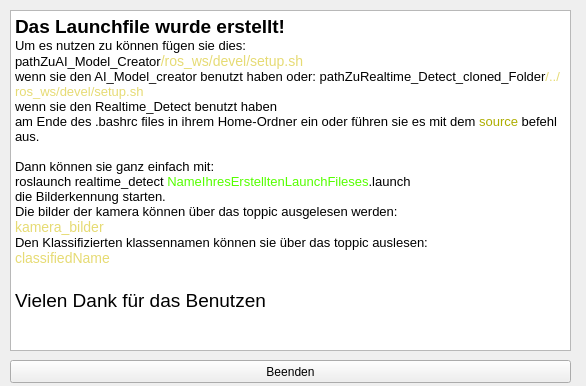
This is QtGui/Finishwindow.ui in JonasMayerDev/Realtime_Detect as Qt 5 draws it before an edit. The edited form follows.
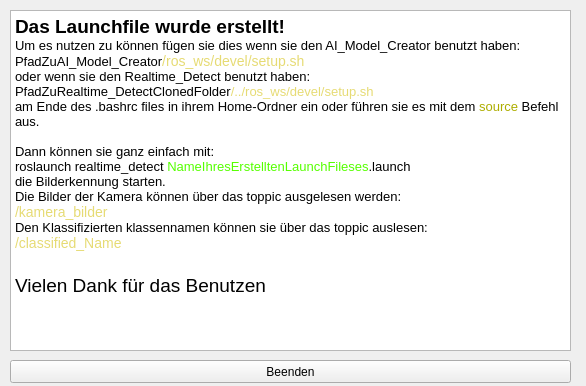
This is the edited form.

```diff
--- a/QtGui/Finishwindow.ui
+++ b/QtGui/Finishwindow.ui
@@ -29,19 +29,19 @@
 p, li { white-space: pre-wrap; }
 &lt;/style&gt;&lt;/head&gt;&lt;body style=&quot; font-family:'Sans Serif'; font-size:9pt; font-weight:400; font-style:normal;&quot;&gt;
 &lt;p style=&quot; margin-top:0px; margin-bottom:0px; margin-left:0px; margin-right:0px; -qt-block-indent:0; text-indent:0px;&quot;&gt;&lt;span style=&quot; font-size:14pt; font-weight:600;&quot;&gt;Das Launchfile wurde erstellt!&lt;/span&gt;&lt;/p&gt;
-&lt;p style=&quot; margin-top:0px; margin-bottom:0px; margin-left:0px; margin-right:0px; -qt-block-indent:0; text-indent:0px;&quot;&gt;&lt;span style=&quot; font-size:10pt;&quot;&gt;Um es nutzen zu können fügen sie dies:&lt;/span&gt;&lt;/p&gt;
-&lt;p style=&quot; margin-top:0px; margin-bottom:0px; margin-left:0px; margin-right:0px; -qt-block-indent:0; text-indent:0px;&quot;&gt;&lt;span style=&quot; font-size:10pt;&quot;&gt;pathZuAI_Model_Creator&lt;/span&gt;&lt;span style=&quot; font-family:'Droid Sans Mono,monospace,monospace,Droid Sans Fallback'; font-size:14px; color:#e6db74;&quot;&gt;/ros_ws/devel/setup.sh&lt;/span&gt;&lt;/p&gt;
-&lt;p style=&quot; margin-top:0px; margin-bottom:0px; margin-left:0px; margin-right:0px; -qt-block-indent:0; text-indent:0px;&quot;&gt;&lt;span style=&quot; font-family:'Droid Sans Mono,monospace,monospace,Droid Sans Fallback'; font-size:10pt; color:#000000;&quot;&gt;wenn sie den AI_Model_creator benutzt haben oder: &lt;/span&gt;&lt;span style=&quot; font-size:10pt;&quot;&gt;pathZuRealtime_Detect_cloned_Folder&lt;/span&gt;&lt;span style=&quot; font-family:'Droid Sans Mono,monospace,monospace,Droid Sans Fallback'; font-size:10pt; color:#e6db74;&quot;&gt;/../ros_ws/devel/setup.sh &lt;/span&gt;&lt;/p&gt;
-&lt;p style=&quot; margin-top:0px; margin-bottom:0px; margin-left:0px; margin-right:0px; -qt-block-indent:0; text-indent:0px;&quot;&gt;&lt;span style=&quot; font-family:'Droid Sans Mono,monospace,monospace,Droid Sans Fallback'; font-size:10pt; color:#000000;&quot;&gt;wenn sie den &lt;/span&gt;&lt;span style=&quot; font-size:10pt;&quot;&gt;Realtime_Detect&lt;/span&gt;&lt;span style=&quot; font-family:'Droid Sans Mono,monospace,monospace,Droid Sans Fallback'; font-size:10pt; color:#000000;&quot;&gt; benutzt haben&lt;/span&gt;&lt;/p&gt;
-&lt;p style=&quot; margin-top:0px; margin-bottom:0px; margin-left:0px; margin-right:0px; -qt-block-indent:0; text-indent:0px;&quot;&gt;&lt;span style=&quot; font-family:'Droid Sans Mono,monospace,monospace,Droid Sans Fallback'; font-size:10pt; color:#000000;&quot;&gt;am Ende des .bashrc files in ihrem Home-Ordner ein oder führen sie es mit dem &lt;/span&gt;&lt;span style=&quot; font-family:'Droid Sans Mono,monospace,monospace,Droid Sans Fallback'; font-size:10pt; color:#adad00;&quot;&gt;source &lt;/span&gt;&lt;span style=&quot; font-family:'Droid Sans Mono,monospace,monospace,Droid Sans Fallback'; font-size:10pt; color:#000000;&quot;&gt;befehl aus.&lt;/span&gt;&lt;/p&gt;
+&lt;p style=&quot; margin-top:0px; margin-bottom:0px; margin-left:0px; margin-right:0px; -qt-block-indent:0; text-indent:0px;&quot;&gt;&lt;span style=&quot; font-size:10pt;&quot;&gt;Um es nutzen zu können fügen sie dies &lt;/span&gt;&lt;span style=&quot; font-family:'Droid Sans Mono,monospace,monospace,Droid Sans Fallback'; font-size:10pt; color:#000000;&quot;&gt;wenn sie den AI_Model_Creator benutzt haben&lt;/span&gt;&lt;span style=&quot; font-size:10pt;&quot;&gt;:&lt;/span&gt;&lt;/p&gt;
+&lt;p style=&quot; margin-top:0px; margin-bottom:0px; margin-left:0px; margin-right:0px; -qt-block-indent:0; text-indent:0px;&quot;&gt;&lt;span style=&quot; font-size:10pt;&quot;&gt;PfadZuAI_Model_Creator&lt;/span&gt;&lt;span style=&quot; font-family:'Droid Sans Mono,monospace,monospace,Droid Sans Fallback'; font-size:14px; color:#e6db74;&quot;&gt;/ros_ws/devel/setup.sh&lt;/span&gt;&lt;/p&gt;
+&lt;p style=&quot; margin-top:0px; margin-bottom:0px; margin-left:0px; margin-right:0px; -qt-block-indent:0; text-indent:0px;&quot;&gt;&lt;span style=&quot; font-family:'Droid Sans Mono,monospace,monospace,Droid Sans Fallback'; font-size:10pt; color:#000000;&quot;&gt;oder wenn sie den &lt;/span&gt;&lt;span style=&quot; font-size:10pt;&quot;&gt;Realtime_Detect&lt;/span&gt;&lt;span style=&quot; font-family:'Droid Sans Mono,monospace,monospace,Droid Sans Fallback'; font-size:10pt; color:#000000;&quot;&gt; benutzt haben: &lt;/span&gt;&lt;/p&gt;
+&lt;p style=&quot; margin-top:0px; margin-bottom:0px; margin-left:0px; margin-right:0px; -qt-block-indent:0; text-indent:0px;&quot;&gt;&lt;span style=&quot; font-size:10pt;&quot;&gt;PfadZuRealtime_DetectClonedFolder&lt;/span&gt;&lt;span style=&quot; font-family:'Droid Sans Mono,monospace,monospace,Droid Sans Fallback'; font-size:10pt; color:#e6db74;&quot;&gt;/../ros_ws/devel/setup.sh &lt;/span&gt;&lt;/p&gt;
+&lt;p style=&quot; margin-top:0px; margin-bottom:0px; margin-left:0px; margin-right:0px; -qt-block-indent:0; text-indent:0px;&quot;&gt;&lt;span style=&quot; font-family:'Droid Sans Mono,monospace,monospace,Droid Sans Fallback'; font-size:10pt; color:#000000;&quot;&gt;am Ende des .bashrc files in ihrem Home-Ordner ein oder führen sie es mit dem &lt;/span&gt;&lt;span style=&quot; font-family:'Droid Sans Mono,monospace,monospace,Droid Sans Fallback'; font-size:10pt; color:#adad00;&quot;&gt;source &lt;/span&gt;&lt;span style=&quot; font-family:'Droid Sans Mono,monospace,monospace,Droid Sans Fallback'; font-size:10pt; color:#000000;&quot;&gt;Befehl aus.&lt;/span&gt;&lt;/p&gt;
 &lt;p style=&quot;-qt-paragraph-type:empty; margin-top:0px; margin-bottom:0px; margin-left:0px; margin-right:0px; -qt-block-indent:0; text-indent:0px; font-family:'Droid Sans Mono,monospace,monospace,Droid Sans Fallback'; font-size:10pt; color:#000000;&quot;&gt;&lt;br /&gt;&lt;/p&gt;
 &lt;p style=&quot; margin-top:0px; margin-bottom:0px; margin-left:0px; margin-right:0px; -qt-block-indent:0; text-indent:0px;&quot;&gt;&lt;span style=&quot; font-family:'Droid Sans Mono,monospace,monospace,Droid Sans Fallback'; font-size:10pt; color:#000000;&quot;&gt;Dann können sie ganz einfach mit:&lt;/span&gt;&lt;/p&gt;
 &lt;p style=&quot; margin-top:0px; margin-bottom:0px; margin-left:0px; margin-right:0px; -qt-block-indent:0; text-indent:0px;&quot;&gt;&lt;span style=&quot; font-family:'Droid Sans Mono,monospace,monospace,Droid Sans Fallback'; font-size:10pt; color:#000000;&quot;&gt;roslaunch realtime_detect &lt;/span&gt;&lt;span style=&quot; font-family:'Droid Sans Mono,monospace,monospace,Droid Sans Fallback'; font-size:10pt; color:#55ff00;&quot;&gt;NameIhresErstelltenLaunchFileses&lt;/span&gt;&lt;span style=&quot; font-family:'Droid Sans Mono,monospace,monospace,Droid Sans Fallback'; font-size:10pt; color:#000000;&quot;&gt;.launch&lt;/span&gt;&lt;/p&gt;
 &lt;p style=&quot; margin-top:0px; margin-bottom:0px; margin-left:0px; margin-right:0px; -qt-block-indent:0; text-indent:0px;&quot;&gt;&lt;span style=&quot; font-family:'Droid Sans Mono,monospace,monospace,Droid Sans Fallback'; font-size:10pt; color:#000000;&quot;&gt;die Bilderkennung starten.&lt;/span&gt;&lt;/p&gt;
-&lt;p style=&quot; margin-top:0px; margin-bottom:0px; margin-left:0px; margin-right:0px; -qt-block-indent:0; text-indent:0px;&quot;&gt;&lt;span style=&quot; font-family:'Droid Sans Mono,monospace,monospace,Droid Sans Fallback'; font-size:10pt; color:#000000;&quot;&gt;Die bilder der kamera können über das toppic ausgelesen werden:&lt;/span&gt;&lt;/p&gt;
-&lt;p style=&quot; margin-top:0px; margin-bottom:0px; margin-left:0px; margin-right:0px; -qt-block-indent:0; text-indent:0px;&quot;&gt;&lt;span style=&quot; font-family:'Droid Sans Mono,monospace,monospace,Droid Sans Fallback'; font-size:14px; color:#e6db74;&quot;&gt;kamera_bilder&lt;/span&gt;&lt;/p&gt;
+&lt;p style=&quot; margin-top:0px; margin-bottom:0px; margin-left:0px; margin-right:0px; -qt-block-indent:0; text-indent:0px;&quot;&gt;&lt;span style=&quot; font-family:'Droid Sans Mono,monospace,monospace,Droid Sans Fallback'; font-size:10pt; color:#000000;&quot;&gt;Die Bilder der Kamera können über das toppic ausgelesen werden:&lt;/span&gt;&lt;/p&gt;
+&lt;p style=&quot; margin-top:0px; margin-bottom:0px; margin-left:0px; margin-right:0px; -qt-block-indent:0; text-indent:0px;&quot;&gt;&lt;span style=&quot; font-family:'Droid Sans Mono,monospace,monospace,Droid Sans Fallback'; font-size:14px; color:#e6db74;&quot;&gt;/kamera_bilder&lt;/span&gt;&lt;/p&gt;
 &lt;p style=&quot; margin-top:0px; margin-bottom:0px; margin-left:0px; margin-right:0px; -qt-block-indent:0; text-indent:0px;&quot;&gt;&lt;span style=&quot; font-family:'Droid Sans Mono,monospace,monospace,Droid Sans Fallback'; font-size:10pt; color:#000000;&quot;&gt;Den Klassifizierten klassennamen können sie über das toppic auslesen:&lt;/span&gt;&lt;/p&gt;
-&lt;p style=&quot; margin-top:0px; margin-bottom:0px; margin-left:0px; margin-right:0px; -qt-block-indent:0; text-indent:0px;&quot;&gt;&lt;span style=&quot; font-family:'Droid Sans Mono,monospace,monospace,Droid Sans Fallback'; font-size:14px; color:#e6db74;&quot;&gt;classifiedName &lt;/span&gt;&lt;/p&gt;
+&lt;p style=&quot; margin-top:0px; margin-bottom:0px; margin-left:0px; margin-right:0px; -qt-block-indent:0; text-indent:0px;&quot;&gt;&lt;span style=&quot; font-family:'Droid Sans Mono,monospace,monospace,Droid Sans Fallback'; font-size:14px; color:#e6db74;&quot;&gt;/classified_Name &lt;/span&gt;&lt;/p&gt;
 &lt;p style=&quot;-qt-paragraph-type:empty; margin-top:0px; margin-bottom:0px; margin-left:0px; margin-right:0px; -qt-block-indent:0; text-indent:0px; font-size:14pt;&quot;&gt;&lt;br /&gt;&lt;/p&gt;
 &lt;p style=&quot; margin-top:0px; margin-bottom:0px; margin-left:0px; margin-right:0px; -qt-block-indent:0; text-indent:0px;&quot;&gt;&lt;span style=&quot; font-size:14pt;&quot;&gt;Vielen Dank für das Benutzen&lt;/span&gt;&lt;/p&gt;&lt;/body&gt;&lt;/html&gt;</string>
     </property>
```
